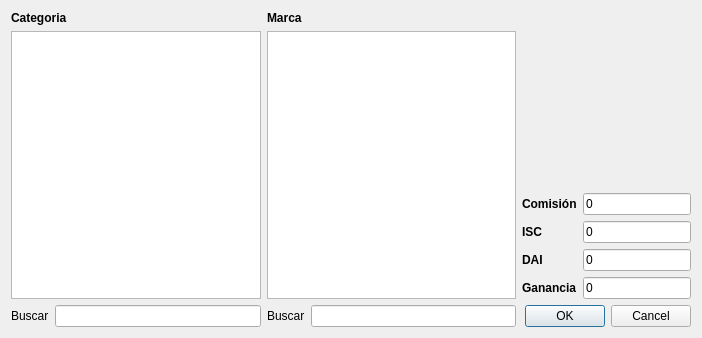
The window that src/ui/articulos.ui (armonge/EsquipulasPy) describes before a commit, drawn with Qt 5.
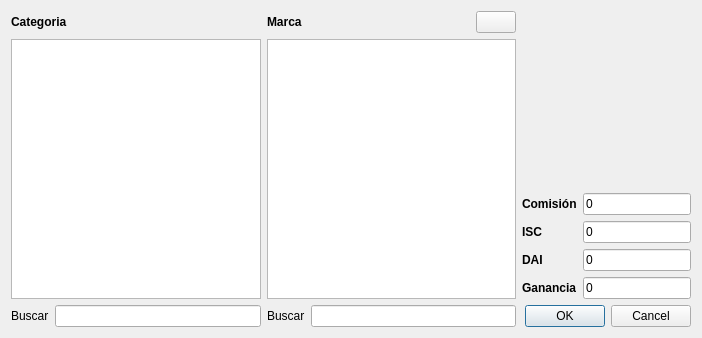
The same window after the commit. Icons and pictures are not drawn.

Commit message:
le agregue un indice unico a la tabla marca, en la columna nombre, porque las marcas no se pueden repetir.
ya se agregan marcas desde la interfaz de articulos

Diff of the .ui file:
```diff
--- a/src/ui/articulos.ui
+++ b/src/ui/articulos.ui
@@ -28,6 +28,8 @@
     </widget>
    </item>
    <item row="0" column="1">
+    <layout class="QHBoxLayout" name="horizontalLayout_3">
+     <item>
     <widget class="QLabel" name="label_6">
      <property name="sizePolicy">
       <sizepolicy hsizetype="Preferred" vsizetype="Fixed">
@@ -40,7 +42,29 @@
      </property>
     </widget>
    </item>
-   <item row="0" column="2" rowspan="3">
+     <item>
+      <widget class="QPushButton" name="btnAgregarMarca">
+       <property name="sizePolicy">
+        <sizepolicy hsizetype="Fixed" vsizetype="Fixed">
+         <horstretch>0</horstretch>
+         <verstretch>0</verstretch>
+        </sizepolicy>
+       </property>
+       <property name="toolTip">
+        <string>Agregar Marca</string>
+       </property>
+       <property name="text">
+        <string/>
+       </property>
+       <property name="icon">
+        <iconset resource="res.qrc">
+         <normaloff>:/icons/res/list-add.png</normaloff>:/icons/res/list-add.png</iconset>
+       </property>
+      </widget>
+     </item>
+    </layout>
+   </item>
+   <item row="0" column="2" rowspan="2">
     <layout class="QFormLayout" name="formLayout">
      <property name="fieldGrowthPolicy">
       <enum>QFormLayout::ExpandingFieldsGrow</enum>
@@ -128,7 +152,7 @@
      </item>
     </layout>
    </item>
-   <item row="1" column="0" rowspan="2">
+   <item row="1" column="0">
     <widget class="QTreeView" name="categoriesview">
      <property name="sizePolicy">
       <sizepolicy hsizetype="Expanding" vsizetype="Expanding">
@@ -147,7 +171,7 @@
      </property>
     </widget>
    </item>
-   <item row="1" column="1" rowspan="2">
+   <item row="1" column="1">
     <widget class="QListView" name="brandsview">
      <property name="sizePolicy">
       <sizepolicy hsizetype="Expanding" vsizetype="Expanding">
```
Left out of the diff: 10 changed lines with no effect on the pictures. Lines whose indentation alone changed are shown as unchanged. The commit also changes 4 other files.
